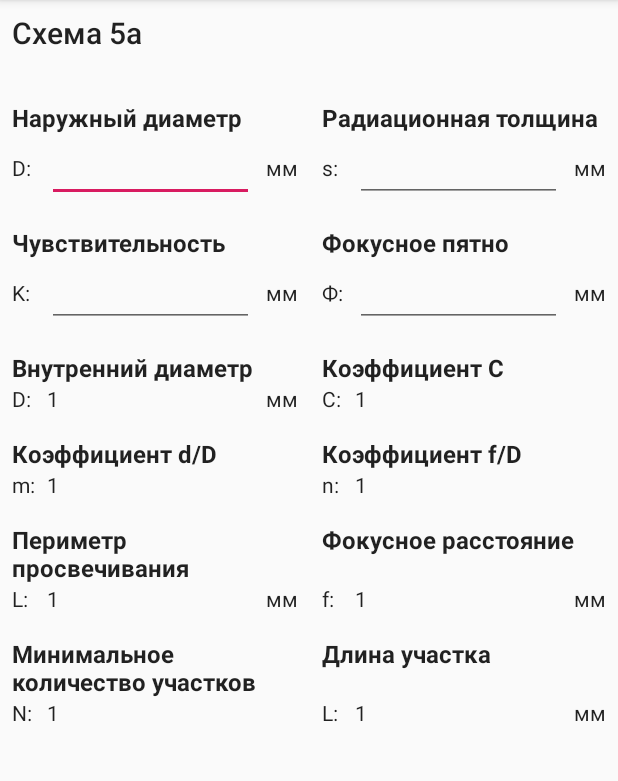
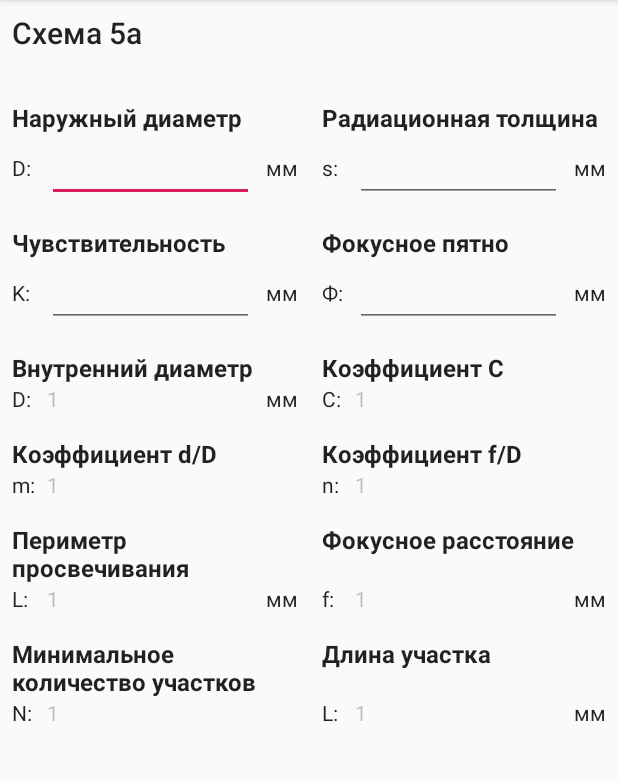
Before and after one commit to dimon4ezzz/FlawDetectorOperatorDiary, an Android app: the screen it shows after launch (MainActivity), on a phone screen of 412 x 824 dp, the part 84-865 px from its top. Run offline under Robolectric (Android 15) with nearby library versions, the phone set to English and light mode, and no system bars.

Commit message:
calculable fields are disabled by default

```diff
--- a/app/src/main/res/layout/fragment_scheme5a.xml
+++ b/app/src/main/res/layout/fragment_scheme5a.xml
@@ -272,6 +272,7 @@
                     android:layout_column="2"
                     android:layout_marginStart="@dimen/default_margin"
                     android:layout_marginEnd="@dimen/default_margin"
+                    android:enabled="false"
                     android:gravity="center_vertical"
                     android:text="@string/example_one"
                     android:textAlignment="gravity"
@@ -308,6 +309,7 @@
                     android:layout_marginStart="@dimen/default_margin"
                     android:layout_marginEnd="@dimen/default_margin"
                     android:layout_span="2"
+                    android:enabled="false"
                     android:gravity="center_vertical"
                     android:text="@string/example_one"
                     android:textAlignment="gravity"
@@ -361,6 +363,7 @@
                     android:layout_marginStart="@dimen/default_margin"
                     android:layout_marginEnd="@dimen/default_margin"
                     android:layout_span="2"
+                    android:enabled="false"
                     android:gravity="center_vertical"
                     android:text="@string/example_one"
                     android:textAlignment="gravity"
@@ -386,6 +389,7 @@
                     android:layout_marginStart="@dimen/default_margin"
                     android:layout_marginEnd="@dimen/default_margin"
                     android:layout_span="2"
+                    android:enabled="false"
                     android:gravity="center_vertical"
                     android:text="@string/example_one"
                     android:textAlignment="gravity"
@@ -438,6 +442,7 @@
                     android:layout_column="2"
                     android:layout_marginStart="@dimen/default_margin"
                     android:layout_marginEnd="@dimen/default_margin"
+                    android:enabled="false"
                     android:gravity="center_vertical"
                     android:text="@string/example_one"
                     android:textAlignment="gravity"
@@ -473,6 +478,7 @@
                     android:layout_column="5"
                     android:layout_marginStart="@dimen/default_margin"
                     android:layout_marginEnd="@dimen/default_margin"
+                    android:enabled="false"
                     android:gravity="center_vertical"
                     android:text="@string/example_one"
                     android:textAlignment="gravity"
@@ -537,6 +543,7 @@
                     android:layout_marginStart="@dimen/default_margin"
                     android:layout_marginEnd="@dimen/default_margin"
                     android:layout_span="2"
+                    android:enabled="false"
                     android:gravity="center_vertical"
                     android:text="@string/example_one"
                     android:textAlignment="gravity"
@@ -561,6 +568,7 @@
                     android:layout_column="5"
                     android:layout_marginStart="@dimen/default_margin"
                     android:layout_marginEnd="@dimen/default_margin"
+                    android:enabled="false"
                     android:gravity="center_vertical"
                     android:text="@string/example_one"
                     android:textAlignment="gravity"
```
